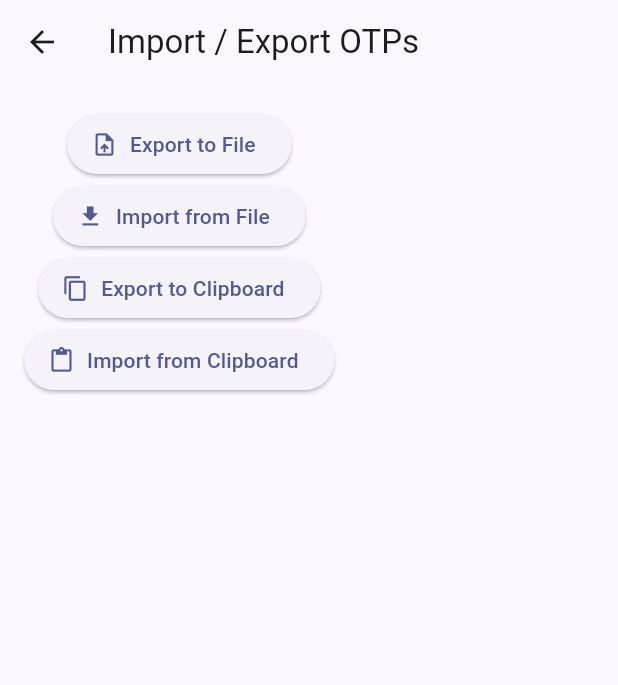
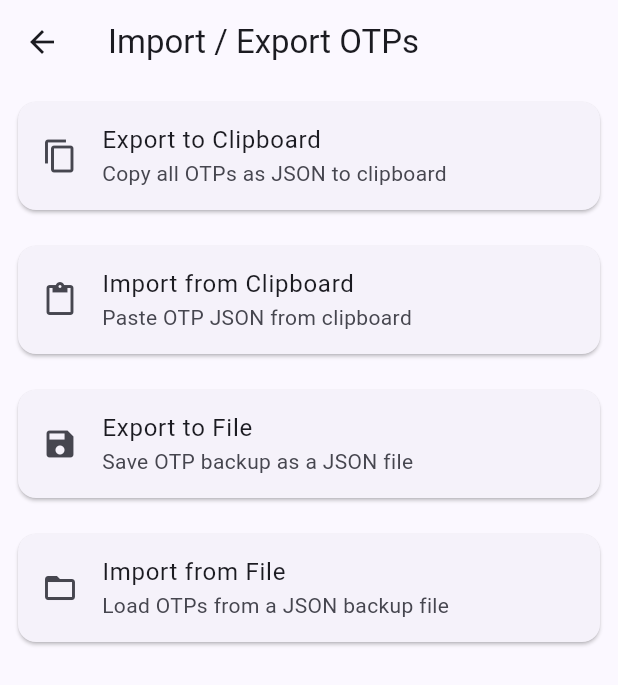
Before and after one commit to majidebraa/authenticator, a Flutter app: the ImportExportScreen screen opened directly with empty values, after a tap on "Import from File", on a phone screen of 412 x 824 dp. Shown: the top 685 px of the screen. Run offline on Flutter 3.47's test engine with Material 3 defaults, Android fonts, the phone set to English and light mode, and no system bars; our stand-ins replace file_picker, flutter_secure_storage, share_plus; missing offline and left inert: base32, mobile_scanner; accounts and stored records are empty.

Commit message:
fix(otp): fix bug on export file

```diff
--- a/lib/import_export_screen.dart
+++ b/lib/import_export_screen.dart
@@ -1,72 +1,108 @@
 import 'dart:convert';
 import 'dart:io';
 
-import 'package:authenticator/secure_token_storage.dart';
-import 'package:authenticator/token_model.dart';
-import 'package:file_picker/file_picker.dart';
 import 'package:flutter/material.dart';
 import 'package:flutter/services.dart';
+import 'package:file_picker/file_picker.dart';
 import 'package:path_provider/path_provider.dart';
+import 'secure_token_storage.dart';
+import 'token_model.dart';
+import 'package:share_plus/share_plus.dart';
 
-class ImportExportScreen extends StatelessWidget {
+
+class ImportExportScreen extends StatefulWidget {
   final List<TokenModel> tokens;
   final SecureTokenStorage storage;
 
   const ImportExportScreen({super.key, required this.tokens, required this.storage});
 
-  Future<void> _exportToFile(BuildContext context) async {
-    final jsonStr = jsonEncode(tokens.map((t) => t.toJson()).toList());
-    final dir = await getApplicationDocumentsDirectory();
-    final file = File('${dir.path}/otps_export.json');
-    await file.writeAsString(jsonStr);
-    ScaffoldMessenger.of(context).showSnackBar(
-        SnackBar(content: Text('Exported to ${file.path}')));
+  @override
+  State<ImportExportScreen> createState() => _ImportExportScreenState();
+}
+
+class _ImportExportScreenState extends State<ImportExportScreen> {
+
+  @override
+  void initState() {
+    super.initState();
   }
 
-  Future<void> _importFromFile(BuildContext context) async {
-    final result = await FilePicker.platform.pickFiles(type: FileType.any);
-    if (result != null && result.files.single.path != null) {
-      final file = File(result.files.single.path!);
-      final jsonStr = await file.readAsString();
-      final List decoded = jsonDecode(jsonStr);
-      for (var item in decoded) {
-        final token = TokenModel.fromJson(item);
-        if (!tokens.any((t) =>
-        t.secret == token.secret &&
-            t.issuer == token.issuer &&
-            t.account == token.account)) {
-          tokens.add(token);
-        }
-      }
-      await storage.save(tokens);
-      ScaffoldMessenger.of(context)
-          .showSnackBar(const SnackBar(content: Text('Import completed')));
-    }
-  }
-
-  Future<void> _exportToClipboard(BuildContext context) async {
-    final jsonStr = jsonEncode(tokens.map((t) => t.toJson()).toList());
+  Future<void> _exportToClipboard() async {
+    final jsonStr = jsonEncode(widget.tokens.map((t) => t.toJson()).toList());
     await Clipboard.setData(ClipboardData(text: jsonStr));
     ScaffoldMessenger.of(context)
         .showSnackBar(const SnackBar(content: Text('Copied to clipboard')));
   }
 
-  Future<void> _importFromClipboard(BuildContext context) async {
+  void _importFromClipboard(BuildContext context) async {
     final data = await Clipboard.getData('text/plain');
     if (data != null && data.text != null) {
       final decoded = jsonDecode(data.text!);
       for (var item in decoded) {
         final token = TokenModel.fromJson(item);
-        if (!tokens.any((t) =>
+        if (!widget.tokens.any((t) =>
         t.secret == token.secret &&
             t.issuer == token.issuer &&
             t.account == token.account)) {
-          tokens.add(token);
+          widget.tokens.add(token);
         }
       }
-      await storage.save(tokens);
+      await widget.storage.save(widget.tokens);
       ScaffoldMessenger.of(context)
           .showSnackBar(const SnackBar(content: Text('Import from clipboard completed')));
+    }
+  }
+
+  Future<void> _exportToFile() async {
+    try {
+      final jsonStr = jsonEncode(widget.tokens.map((t) => t.toJson()).toList());
+
+      // Get a directory to save file
+      final directory = await getApplicationDocumentsDirectory();
+      final file = File('${directory.path}/otp_backup.json');
+
+      // Write JSON
+      await file.writeAsString(jsonStr);
+
+      // Share the file using ShareParams
+      final params = ShareParams(
+        files: [XFile(file.path)],
+        fileNameOverrides: ['otp_backup.json'], // optional: override filename
+        text: 'OTP Backup',
+      );
+
+      await SharePlus.instance.share(params);
+
+      ScaffoldMessenger.of(context)
+          .showSnackBar(const SnackBar(content: Text('Exported successfully')));
+    } catch (e) {
+      ScaffoldMessenger.of(context)
+          .showSnackBar(SnackBar(content: Text('Export failed: $e')));
+    }
+  }
+
+  Future<void> _importFromFile() async {
+    final result = await FilePicker.platform.pickFiles(
+      dialogTitle: 'Select OTP backup',
+      type: FileType.custom,
+      allowedExtensions: ['json'],
+    );
+    if (result != null && result.files.single.path != null) {
+      final file = File(result.files.single.path!);
+      final content = await file.readAsString();
+      try {
+        final List<dynamic> list = jsonDecode(content);
+        final imported = list.map((e) => TokenModel.fromJson(e)).toList();
+        setState(() {
+          widget.tokens.addAll(imported.where((t) => !widget.tokens.contains(t)));
+        });
+        await widget.storage.save(widget.tokens);
+        ScaffoldMessenger.of(context)
+            .showSnackBar(const SnackBar(content: Text('Imported from file')));
+      } catch (e) {
+        ScaffoldMessenger.of(context)
+            .showSnackBar(const SnackBar(content: Text('Invalid file')));
+      }
     }
   }
 
@@ -74,32 +110,45 @@ class ImportExportScreen extends StatelessWidget {
   Widget build(BuildContext context) {
     return Scaffold(
       appBar: AppBar(title: const Text('Import / Export OTPs')),
-      body: Padding(
-        padding: const EdgeInsets.all(16.0),
-        child: Column(
-          children: [
-            ElevatedButton.icon(
-              icon: const Icon(Icons.upload_file),
-              label: const Text('Export to File'),
-              onPressed: () => _exportToFile(context),
+      body: ListView(
+        children: [
+          Card(
+            margin: const EdgeInsets.all(12),
+            child: ListTile(
+              leading: const Icon(Icons.copy),
+              title: const Text('Export to Clipboard'),
+              subtitle: const Text('Copy all OTPs as JSON to clipboard'),
+              onTap: _exportToClipboard,
             ),
-            ElevatedButton.icon(
-              icon: const Icon(Icons.download),
-              label: const Text('Import from File'),
-              onPressed: () => _importFromFile(context),
+          ),
+          Card(
+            margin: const EdgeInsets.all(12),
+            child: ListTile(
+              leading: const Icon(Icons.paste),
+              title: const Text('Import from Clipboard'),
+              subtitle: const Text('Paste OTP JSON from clipboard'),
+              onTap: () =>_importFromClipboard(context),
             ),
-            ElevatedButton.icon(
-              icon: const Icon(Icons.copy),
-              label: const Text('Export to Clipboard'),
-              onPressed: () => _exportToClipboard(context),
+          ),
+          Card(
+            margin: const EdgeInsets.all(12),
+            child: ListTile(
+              leading: const Icon(Icons.save),
+              title: const Text('Export to File'),
+              subtitle: const Text('Save OTP backup as a JSON file'),
+              onTap: _exportToFile,
             ),
-            ElevatedButton.icon(
-              icon: const Icon(Icons.paste),
-              label: const Text('Import from Clipboard'),
-              onPressed: () => _importFromClipboard(context),
+          ),
+          Card(
+            margin: const EdgeInsets.all(12),
+            child: ListTile(
+              leading: const Icon(Icons.folder_open),
+              title: const Text('Import from File'),
+              subtitle: const Text('Load OTPs from a JSON backup file'),
+              onTap: _importFromFile,
             ),
-          ],
-        ),
+          ),
+        ],
       ),
     );
   }
--- a/lib/token_list_screen.dart
+++ b/lib/token_list_screen.dart
@@ -11,6 +11,7 @@ import 'totp.dart';
 import 'edit_otp_dialog.dart';
 
 class TokenListScreen extends StatefulWidget {
+
   const TokenListScreen({super.key});
 
   @override
--- a/pubspec.yaml
+++ b/pubspec.yaml
@@ -37,6 +37,7 @@ dependencies:
   path_provider: ^2.1.5
   file_picker: ^10.3.8
   clipboard: ^3.0.8
+  share_plus: ^12.0.1
   # The following adds the Cupertino Icons font to your application.
   # Use with the CupertinoIcons class for iOS style icons.
   cupertino_icons: ^1.0.8
```
Also changed, not shown: pubspec.lock, 5 other files.
